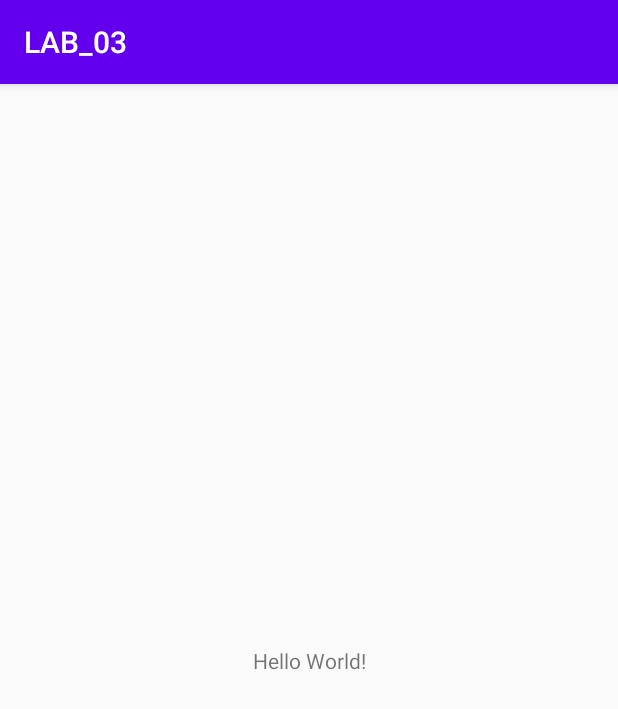
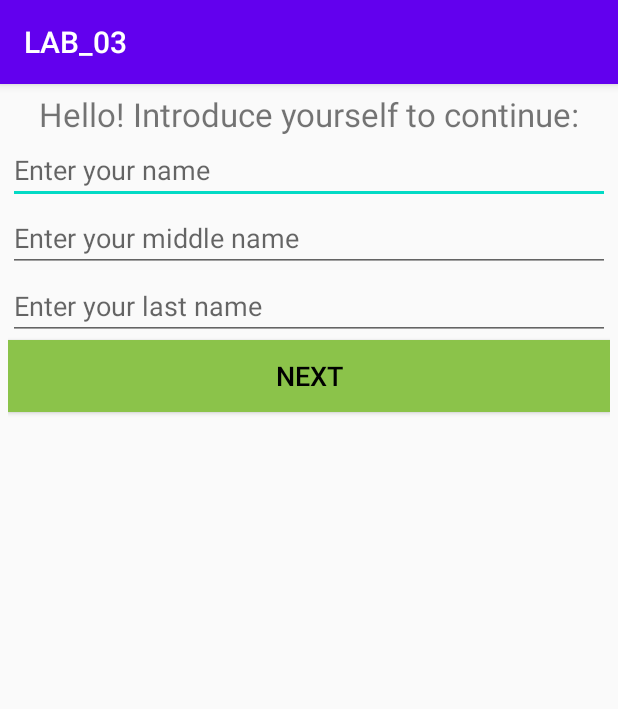
Before and after one commit to marcchik/Android-3k, an Android app: the screen it shows after launch (MainActivity), on a phone screen of 412 x 824 dp. Shown: the top 709 px of the screen. Run offline under Robolectric (Android 15) with nearby library versions, the phone set to English and light mode, and no system bars.

Commit message:
Enabled button

```diff
--- a/LAB_03/app/src/main/AndroidManifest.xml
+++ b/LAB_03/app/src/main/AndroidManifest.xml
@@ -9,6 +9,7 @@
         android:roundIcon="@mipmap/ic_launcher_round"
         android:supportsRtl="true"
         android:theme="@style/AppTheme">
+        <activity android:name=".BirthdayActivity"></activity>
         <activity android:name=".MainActivity">
             <intent-filter>
                 <action android:name="android.intent.action.MAIN" />
--- /dev/null
+++ b/LAB_03/app/src/main/java/com/smuzdev/lab_03/CustomTextWatcher.java
@@ -0,0 +1,36 @@
+package com.smuzdev.lab_03;
+
+import android.text.Editable;
+import android.text.TextWatcher;
+import android.view.View;
+import android.widget.Button;
+import android.widget.EditText;
+
+public class CustomTextWatcher implements TextWatcher {
+    View v;
+    EditText[] editTexts;
+
+    public CustomTextWatcher(EditText[] editTexts, Button v) {
+        this.v = v;
+        this.editTexts = editTexts;
+    }
+
+    @Override
+    public void beforeTextChanged(CharSequence s, int start, int count, int after) {}
+
+    @Override
+    public void onTextChanged(CharSequence s, int start, int before, int count) {}
+
+    @Override
+    public void afterTextChanged(Editable s) {
+        for (EditText editText : editTexts) {
+            if (editText.getText().toString().trim().length() <= 0) {
+                v.setEnabled(false);
+                break;
+            }
+            else {
+                v.setEnabled(true);
+            }
+        }
+    }
+}
--- a/LAB_03/app/src/main/java/com/smuzdev/lab_03/MainActivity.java
+++ b/LAB_03/app/src/main/java/com/smuzdev/lab_03/MainActivity.java
@@ -2,13 +2,53 @@ package com.smuzdev.lab_03;
 
 import androidx.appcompat.app.AppCompatActivity;
 
+import android.content.Intent;
 import android.os.Bundle;
+import android.text.TextWatcher;
+import android.view.View;
+import android.widget.Button;
+import android.widget.EditText;
+import android.widget.TextView;
 
 public class MainActivity extends AppCompatActivity {
+
+    EditText firstNameEditText;
+    EditText middleNameEditText;
+    EditText lastNameEditText;
+    Button toBirthdayActivityButton;
 
     @Override
     protected void onCreate(Bundle savedInstanceState) {
         super.onCreate(savedInstanceState);
         setContentView(R.layout.activity_main);
+
+        firstNameEditText = findViewById(R.id.firstNameEditText);
+        middleNameEditText = findViewById(R.id.middleNameEditText);
+        lastNameEditText = findViewById(R.id.lastNameEditText);
+        toBirthdayActivityButton = findViewById(R.id.toBirthdayActivityButton);
+
+//        if (toBirthdayActivityButton.isEnabled() == false) {
+//            toBirthdayActivityButton.getBackground().setAlpha(128);
+//        } else {
+//            toBirthdayActivityButton.getBackground().setAlpha(255);
+//        }
+
+        EditText[] editTexts = {firstNameEditText, middleNameEditText, lastNameEditText};
+        CustomTextWatcher textWatcher = new CustomTextWatcher(editTexts, toBirthdayActivityButton);
+        for (EditText editText : editTexts) {
+            editText.addTextChangedListener(textWatcher);
+        }
+
+        toBirthdayActivityButton.setOnClickListener(new View.OnClickListener() {
+            @Override
+            public void onClick(View view) {
+                Intent intent= new Intent(getApplicationContext(), BirthdayActivity.class);
+                intent.putExtra("firstName", firstNameEditText.getText().toString());
+                intent.putExtra("middleName", middleNameEditText.getText().toString());
+                intent.putExtra("lastName", lastNameEditText.getText().toString());
+                startActivity(intent);
+            }
+        });
     }
+
 }
--- a/LAB_03/app/src/main/res/layout/activity_main.xml
+++ b/LAB_03/app/src/main/res/layout/activity_main.xml
@@ -2,17 +2,60 @@
 <androidx.constraintlayout.widget.ConstraintLayout xmlns:android="http://schemas.android.com/apk/res/android"
     xmlns:app="http://schemas.android.com/apk/res-auto"
     xmlns:tools="http://schemas.android.com/tools"
+    android:id="@+id/nameEditText"
     android:layout_width="match_parent"
     android:layout_height="match_parent"
+    android:padding="5dp"
     tools:context=".MainActivity">
 
-    <TextView
-        android:layout_width="wrap_content"
-        android:layout_height="wrap_content"
-        android:text="Hello World!"
+    <LinearLayout
+        android:layout_width="match_parent"
+        android:layout_height="match_parent"
+        android:orientation="vertical"
         app:layout_constraintBottom_toBottomOf="parent"
-        app:layout_constraintLeft_toLeftOf="parent"
-        app:layout_constraintRight_toRightOf="parent"
-        app:layout_constraintTop_toTopOf="parent" />
+        app:layout_constraintEnd_toEndOf="parent"
+        app:layout_constraintStart_toStartOf="parent"
+        app:layout_constraintTop_toTopOf="parent">
 
+        <TextView
+            android:id="@+id/textView"
+            android:layout_width="match_parent"
+            android:layout_height="wrap_content"
+            android:gravity="center_horizontal"
+            android:text="Hello! Introduce yourself to continue:"
+            android:textSize="22sp" />
+
+        <EditText
+            android:id="@+id/firstNameEditText"
+            android:layout_width="match_parent"
+            android:layout_height="wrap_content"
+            android:ems="10"
+            android:hint="@string/inputFirstName"
+            android:inputType="textPersonName" />
+
+        <EditText
+            android:id="@+id/middleNameEditText"
+            android:layout_width="match_parent"
+            android:layout_height="wrap_content"
+            android:ems="10"
+            android:hint="@string/inputMiddleName"
+            android:inputType="textPersonName" />
+
+        <EditText
+            android:id="@+id/lastNameEditText"
+            android:layout_width="match_parent"
+            android:layout_height="wrap_content"
+            android:ems="10"
+            android:hint="@string/inputLastName"
+            android:inputType="textPersonName" />
+
+        <Button
+            android:id="@+id/toBirthdayActivityButton"
+            android:layout_width="match_parent"
+            android:layout_height="wrap_content"
+            android:background="#8BC34A"
+            android:text="Next"
+            android:textColor="#000000"
+            android:textSize="18sp" />
+    </LinearLayout>
 </androidx.constraintlayout.widget.ConstraintLayout>
--- a/LAB_03/app/src/main/res/values/strings.xml
+++ b/LAB_03/app/src/main/res/values/strings.xml
@@ -1,3 +1,8 @@
 <resources>
     <string name="app_name">LAB_03</string>
+    <string name="inputFirstName">Enter your name</string>
+    <string name="inputMiddleName">Enter your middle name</string>
+    <string name="inputLastName">Enter your last name</string>
+    <string name="inputBirthPlace">Enter you birth place</string>
+    <string name="inputBirthDate">Enter you birth date</string>
 </resources>
```
Also changed, not shown: LAB_03/app/src/main/java/com/smuzdev/lab_03/BirthdayActivity.java (added, +14 -0 lines), LAB_03/app/src/main/res/layout/activity_birthday.xml (added, +70 -0 lines).
